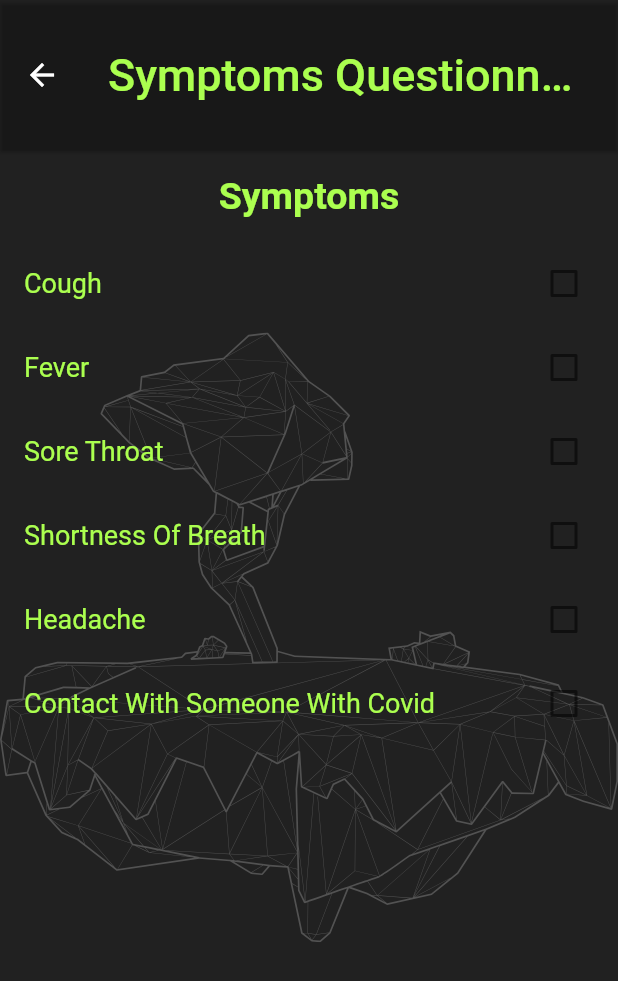
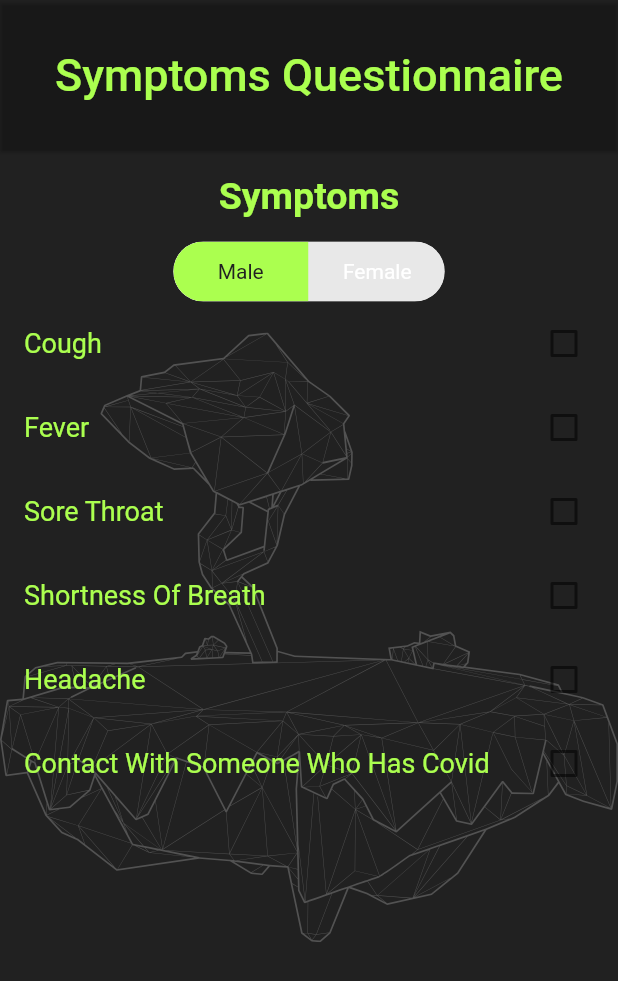
Before and after one commit to COS301-SE-2021/Rabbitania, a Flutter app: the QuestionnaireForm screen opened directly, on a phone screen of 412 x 824 dp. Shown: the top 981 px of the screen. Run offline on Flutter 3.47's test engine with Material 2 defaults, Android fonts, the phone set to English and light mode, and no system bars; drawn by our look-alikes of toggle_switch; our stand-ins replace cloud_firestore, curved_navigation_bar, firebase_auth, firebase_core, flutter_dotenv, flutter_slidable and 8 more; missing offline and left inert: agora_rtc_engine, encrypt, flutter_phone_direct_caller, flutter_picker, flutter_reaction_button; accounts and stored records are empty; key blocks and very long unbroken strings in the code were emptied for the run.

Commit message:
Completed design of symptoms questionnaire

```diff
--- a/frontend/frontend/lib/src/app.dart
+++ b/frontend/frontend/lib/src/app.dart
@@ -32,7 +32,8 @@ class AppState extends State<App> {
     return ChangeNotifierProvider(
       create: (context) => GoogleSignInProvider(),
       child: MaterialApp(
-        home: Login(), //InfoForm(FirebaseAuth.instance.currentUser),
+        home:
+            QuestionnaireForm(), //InfoForm(FirebaseAuth.instance.currentUser),
       ),
     );
   }
--- a/frontend/frontend/lib/src/widgets/Questionnaire/questionnare_display.dart
+++ b/frontend/frontend/lib/src/widgets/Questionnaire/questionnare_display.dart
@@ -1,6 +1,10 @@
+import 'dart:convert';
+
 import 'package:flutter/material.dart';
 import 'package:frontend/src/models/util_model.dart';
 import 'package:flutter_svg/svg.dart';
+import 'package:flutter_picker/flutter_picker.dart';
+import 'package:toggle_switch/toggle_switch.dart';
 
 // Create a Form widget.
 class QuestionnaireForm extends StatefulWidget {
@@ -21,8 +25,10 @@ class QuestionnaireFormState extends State<QuestionnaireForm> {
     'Sore Throat': false,
     'Shortness Of Breath': false,
     'Headache': false,
-    'Contact With Someone With Covid': false,
+    'Contact With Someone Who Has Covid': false,
   };
+  late var maleFemale = 0;
+
   @override
   Widget build(BuildContext context) {
     UtilModel utilModel = UtilModel();
@@ -60,32 +66,49 @@ class QuestionnaireFormState extends State<QuestionnaireForm> {
                   ),
                 ),
               ),
+              Center(
+                  child: ToggleSwitch(
+                cornerRadius: 20.0,
+                initialLabelIndex: 0,
+                totalSwitches: 2,
+                minWidth: 90.0,
+                activeBgColor: [utilModel.greenColor],
+                activeFgColor: utilModel.greyColor,
+                inactiveBgColor: Color.fromRGBO(232, 232, 232, 150),
+                inactiveFgColor: Colors.white,
+                labels: ['Male', 'Female'],
+                onToggle: (index) {
+                  print(index);
+                },
+              )),
               Expanded(
                   child: SingleChildScrollView(
                     scrollDirection: Axis.vertical,
                     child: Column(
                       children: symptoms.keys
-                          .map((roomName) => CheckboxListTile(
+                          .map(
+                            (symptom) => CheckboxListTile(
                               tileColor: Colors.transparent,
                               checkColor: utilModel.greyColor,
                               activeColor: utilModel.greenColor,
+                              selectedTileColor: Colors.white,
                               title: Text(
-                                  roomName,
+                                symptom,
                                 style: TextStyle(
-                                      color: utilModel.greenColor,
-                                      fontSize: 18),
+                                    color: utilModel.greenColor, fontSize: 18),
                               ),
-                                value: symptoms[roomName],
+                              value: symptoms[symptom],
                               onChanged: (bool? value) {
                                 setState(() {
-                                    symptoms[roomName] = value;
+                                  symptoms[symptom] = value;
                                 });
                               },
-                              ))
+                            ),
+                          )
                           .toList(),
                     ),
                   ),
-                  flex: 1)
+                  flex: 1),
             ],
           ),
         ],
```
Also changed, not shown: frontend/frontend/pubspec.yaml (+6 -2 lines), frontend/frontend/pubspec.lock. Lines whose indentation alone changed are shown as unchanged.
